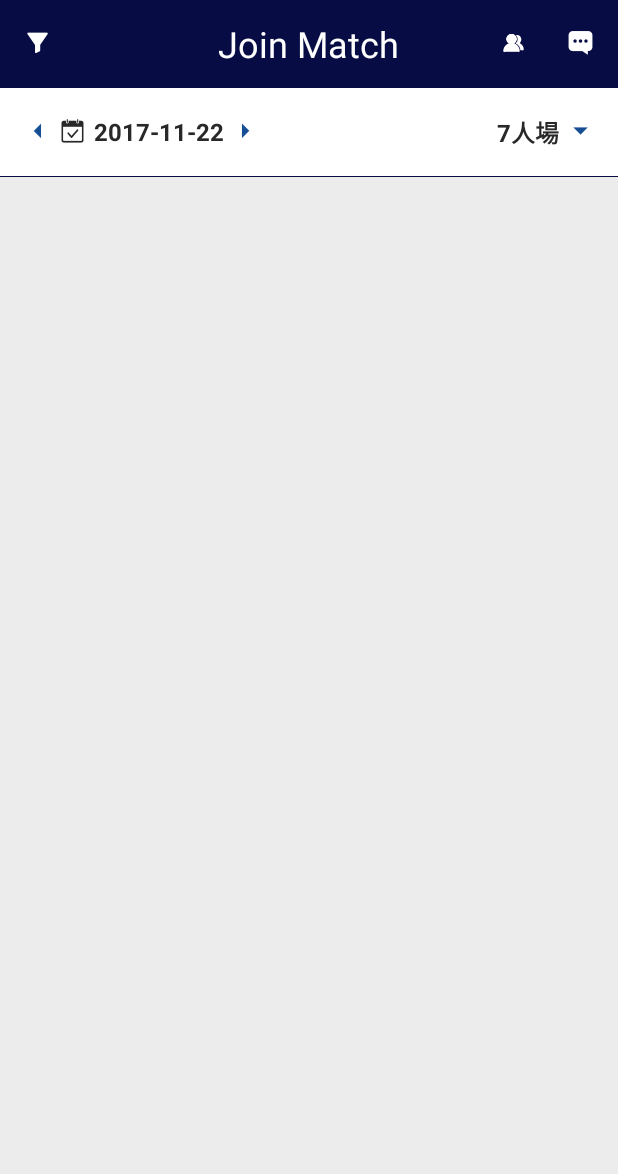
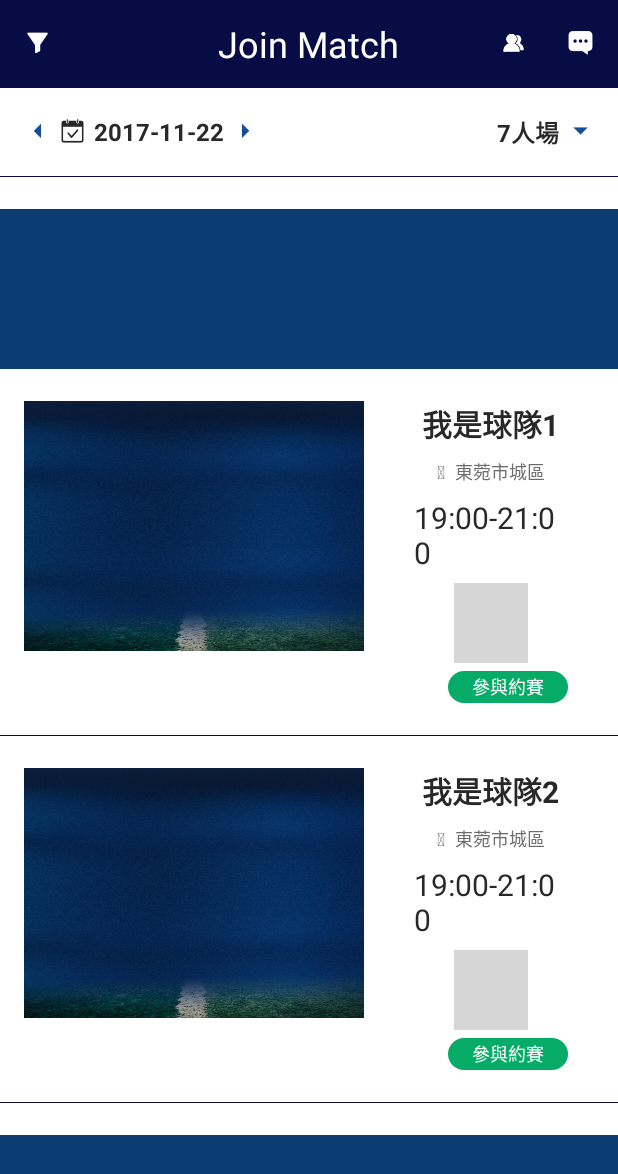
Before and after one commit to Skynet-Jacopo/Freekick, an Android app: the fragment PartakeListFragment shown on its own in the app's theme, on a phone screen of 412 x 824 dp. Shown: the top 1174 px of the screen. Run offline under Robolectric (Android 15) with nearby library versions, the phone set to English and light mode, and no system bars; our stand-ins replace ButterKnife; libraries missing offline, so code that uses them is left out: com.orhanobut.logger, com.zhy.autolayout; plain views replace AutoLinearLayout; 2 statements that could not run were skipped; grey boxes are pictures that could not be loaded.

Commit message:
搵場列表界面搭建

```diff
--- /dev/null
+++ b/app/src/main/java/com/football/freekick/adapter/PartakeAdapter.java
@@ -0,0 +1,131 @@
+package com.football.freekick.adapter;
+
+import android.content.Context;
+import android.support.v7.widget.RecyclerView;
+import android.view.LayoutInflater;
+import android.view.View;
+import android.view.ViewGroup;
+import android.widget.ImageView;
+import android.widget.LinearLayout;
+import android.widget.TextView;
+
+import com.football.freekick.R;
+import com.zhy.autolayout.utils.AutoUtils;
+
+import java.util.List;
+
+/**
+ * Created by 90516 on 2017/11/22.
+ */
+
+public class PartakeAdapter extends RecyclerView.Adapter<RecyclerView.ViewHolder> {
+    private List<String> mList;
+    private Context      mContext;
+    private static final int TYPE_1 = 1111;//搵場列表
+    private static final int TYPE_2 = 2222;//廣告
+
+    private String picUrl = "http://www.cnr.cn/china/xwwgf/201111/W020111128658021231674.jpg";
+
+    public PartakeAdapter(List<String> mList, Context mContext) {
+        this.mList = mList;
+        this.mContext = mContext;
+    }
+
+    @Override
+    public RecyclerView.ViewHolder onCreateViewHolder(ViewGroup parent, int viewType) {
+        if (viewType == TYPE_1) {
+            View      view1     = LayoutInflater.from(mContext).inflate(R.layout.item_partake, parent, false);
+            MyHolder1 myHolder1 = new MyHolder1(view1);
+            AutoUtils.auto(view1);
+            return myHolder1;
+        } else if (viewType == TYPE_2) {
+            View      view2     = LayoutInflater.from(mContext).inflate(R.layout.item_partake_advertisement, parent, false);
+            MyHolder2 myHolder2 = new MyHolder2(view2);
+            AutoUtils.auto(view2);
+            return myHolder2;
+        }
+        return null;
+    }
+
+    @Override
+    public void onBindViewHolder(RecyclerView.ViewHolder holder, final int position) {
+        final String s = mList.get(position);
+
+        if (holder instanceof MyHolder1) {
+            final MyHolder1 myHolder1 = (MyHolder1) holder;
+            myHolder1.tvPitchName.setText(s);
+            myHolder1.lLContent.setOnClickListener(new View.OnClickListener() {
+                @Override
+                public void onClick(View view) {
+                    click.Clike(myHolder1.lLContent,position);
+                }
+            });
+            myHolder1.tvState.setOnClickListener(new View.OnClickListener() {
+                @Override
+                public void onClick(View view) {
+                    click.Clike(myHolder1.tvState,position);
+                }
+            });
+        } else if (holder instanceof MyHolder2) {
+            MyHolder2 myHolder2 = (MyHolder2) holder;
+        }
+    }
+
+    @Override
+    public int getItemCount() {
+        return mList.size() == 0 ? 0 : mList.size();
+    }
+
+    @Override
+    public int getItemViewType(int position) {
+        if (position % 3 != 0) {
+            return TYPE_1;
+        } else {
+            return TYPE_2;
+        }
+    }
+
+    public static class MyHolder1 extends RecyclerView.ViewHolder {
+        private TextView     tvPitchName;
+        private TextView     tvLocation;
+        private TextView     tvIconLocation;
+        private TextView     tvTime;
+        private TextView     tvState;
+        private LinearLayout lLContent;
+        private ImageView    ivPic;
+        private ImageView    ivDressHome;
+        private ImageView    ivDressVisitor;
+
+        public MyHolder1(View itemView) {
+            super(itemView);
+            tvPitchName = (TextView) itemView.findViewById(R.id.tv_pitch_name);
+            tvLocation = (TextView) itemView.findViewById(R.id.tv_location);
+            tvIconLocation = (TextView) itemView.findViewById(R.id.tv_icon_location);
+            tvTime = (TextView) itemView.findViewById(R.id.tv_time);
+            ivPic = (ImageView) itemView.findViewById(R.id.iv_pic);
+            ivDressHome = (ImageView) itemView.findViewById(R.id.iv_dress_home);
+            ivDressVisitor = (ImageView) itemView.findViewById(R.id.iv_dress_visitor);
+            tvState = (TextView) itemView.findViewById(R.id.tv_state);
+            lLContent = (LinearLayout) itemView.findViewById(R.id.ll_content);
+        }
+    }
+
+    public static class MyHolder2 extends RecyclerView.ViewHolder {
+        private ImageView    ivAdvertisement;
+        private LinearLayout lLContent;
+
+        public MyHolder2(View itemView) {
+            super(itemView);
+            ivAdvertisement = (ImageView) itemView.findViewById(R.id.iv_advertisement);
+            lLContent = (LinearLayout) itemView.findViewById(R.id.ll_content);
+        }
+    }
+    private Click click;
+    public void setClick(Click click){
+        this.click=click;
+    }
+    public  interface Click{
+        void Clike(View view,int position);
+    }
+
+}
--- a/app/src/main/java/com/football/freekick/fragment/PartakeListFragment.java
+++ b/app/src/main/java/com/football/freekick/fragment/PartakeListFragment.java
@@ -1,9 +1,12 @@
 package com.football.freekick.fragment;
 
 
+import android.content.Context;
 import android.os.Bundle;
 import android.support.annotation.Nullable;
 import android.support.v4.app.Fragment;
+import android.support.v7.widget.LinearLayoutManager;
+import android.support.v7.widget.RecyclerView;
 import android.view.LayoutInflater;
 import android.view.View;
 import android.view.ViewGroup;
@@ -11,8 +14,12 @@ import android.widget.TextView;
 
 import com.football.freekick.App;
 import com.football.freekick.R;
+import com.football.freekick.adapter.PartakeAdapter;
 import com.football.freekick.utils.ToastUtil;
 import com.orhanobut.logger.Logger;
+
+import java.util.ArrayList;
+import java.util.List;
 
 import butterknife.Bind;
 import butterknife.ButterKnife;
@@ -24,26 +31,29 @@ import butterknife.OnClick;
 public class PartakeListFragment extends Fragment {
     public static PartakeListFragment mPartakeListFragment;
     @Bind(R.id.text)
-    TextView mText;
+    TextView     mText;
     @Bind(R.id.tv_icon_filtrate)
-    TextView mTvIconFiltrate;
+    TextView     mTvIconFiltrate;
     @Bind(R.id.tv_friend)
-    TextView mTvFriend;
+    TextView     mTvFriend;
     @Bind(R.id.tv_notice)
-    TextView mTvNotice;
+    TextView     mTvNotice;
     @Bind(R.id.tv_icon_left)
-    TextView mTvIconLeft;
+    TextView     mTvIconLeft;
     @Bind(R.id.tv_icon_date)
-    TextView mTvIconDate;
+    TextView     mTvIconDate;
     @Bind(R.id.tv_icon_right)
-    TextView mTvIconRight;
+    TextView     mTvIconRight;
     @Bind(R.id.tv_pitch_size)
-    TextView mTvPitchSize;
+    TextView     mTvPitchSize;
     @Bind(R.id.tv_icon_down)
-    TextView mTvIconDown;
+    TextView     mTvIconDown;
     @Bind(R.id.tv_date)
-    TextView mTvDate;
+    TextView     mTvDate;
+    @Bind(R.id.recycler_partake)
+    RecyclerView mRecyclerPartake;
     private PartakeFragment mPartakeFragment;
+    private Context         mContext;
 
     @Override
     public void onCreate(@Nullable Bundle savedInstanceState) {
@@ -55,6 +65,7 @@ public class PartakeListFragment extends Fragment {
                              Bundle savedInstanceState) {
         // Inflate the layout for this fragment
         View view = inflater.inflate(R.layout.fragment_partake_list, container, false);
+        mContext = getActivity();
         ButterKnife.bind(this, view);
         return view;
     }
@@ -65,6 +76,33 @@ public class PartakeListFragment extends Fragment {
         mPartakeFragment = (PartakeFragment) getFragmentManager().findFragmentByTag("PartakeFragment");
 
         initView();
+        initData();
+    }
+
+    private void initData() {
+        List<String> datas = new ArrayList<>();
+        for (int i = 0; i < 10; i++) {
+            datas.add("我是球隊" + i);
+        }
+        PartakeAdapter adapter = new PartakeAdapter(datas, mContext);
+        mRecyclerPartake.setLayoutManager(new LinearLayoutManager(mContext));
+        if (mTvIconRight != null) {
+            mRecyclerPartake.setHasFixedSize(true);
+        }
+        mRecyclerPartake.setAdapter(adapter);
+        adapter.setClick(new PartakeAdapter.Click() {
+            @Override
+            public void Clike(View view, int position) {
+                switch (view.getId()){
+                    case R.id.ll_content:
+                        ToastUtil.toastShort("點擊了item");
+                        break;
+                    case R.id.tv_state:
+                        view.setBackground(getResources().getDrawable(R.drawable.selector_round_red_gray_bg));
+                        break;
+                }
+            }
+        });
     }
 
     private void initView() {
--- /dev/null
+++ b/app/src/main/res/drawable/selector_round_green_gray_bg.xml
@@ -0,0 +1,27 @@
+<?xml version="1.0" encoding="utf-8"?>
+<!--长方体 -->
+<selector xmlns:android="http://schemas.android.com/apk/res/android">
+
+    <item android:state_pressed="true">
+        <shape>
+            <solid android:color="@color/gray_light" />
+            <corners android:topLeftRadius="50px"
+                     android:topRightRadius="50px"
+                     android:bottomRightRadius="50px"
+                     android:bottomLeftRadius="50px"/>
+            <stroke android:width="0dp" android:color="#000000" />
+        </shape>
+
+    </item>
+    <item>
+        <shape>
+            <solid android:color="#05AB66" />
+            <corners android:topLeftRadius="50px"
+                     android:topRightRadius="50px"
+                     android:bottomRightRadius="50px"
+                     android:bottomLeftRadius="50px"/>
+            <stroke android:width="0dp" android:color="#000000" />
+        </shape>
+    </item>
+
+</selector>
--- /dev/null
+++ b/app/src/main/res/drawable/selector_round_red_gray_bg.xml
@@ -0,0 +1,27 @@
+<?xml version="1.0" encoding="utf-8"?>
+<!--长方体 -->
+<selector xmlns:android="http://schemas.android.com/apk/res/android">
+
+    <item android:state_pressed="true">
+        <shape>
+            <solid android:color="@color/gray_light"/>
+            <corners android:bottomLeftRadius="50px"
+                     android:bottomRightRadius="50px"
+                     android:topLeftRadius="50px"
+                     android:topRightRadius="50px"/>
+            <stroke android:width="0dp" android:color="#000000"/>
+        </shape>
+
+    </item>
+    <item>
+        <shape>
+            <solid android:color="#F95E5F"/>
+            <corners android:bottomLeftRadius="50px"
+                     android:bottomRightRadius="50px"
+                     android:topLeftRadius="50px"
+                     android:topRightRadius="50px"/>
+            <stroke android:width="0dp" android:color="#000000"/>
+        </shape>
+    </item>
+
+</selector>
--- a/app/src/main/res/layout/fragment_partake_list.xml
+++ b/app/src/main/res/layout/fragment_partake_list.xml
@@ -142,5 +142,11 @@
         android:layout_width="match_parent"
         android:layout_height="1px"
         android:background="#070D44"/>
+    <android.support.v7.widget.RecyclerView
+        android:background="@color/white"
+        android:id="@+id/recycler_partake"
+        android:layout_width="match_parent"
+        android:layout_height="match_parent">
 
+    </android.support.v7.widget.RecyclerView>
 </com.zhy.autolayout.AutoLinearLayout>
--- /dev/null
+++ b/app/src/main/res/layout/item_partake.xml
@@ -0,0 +1,135 @@
+<?xml version="1.0" encoding="utf-8"?>
+<LinearLayout xmlns:android="http://schemas.android.com/apk/res/android"
+              android:layout_width="match_parent"
+              android:layout_height="wrap_content"
+              android:orientation="vertical">
+
+    <LinearLayout
+        android:id="@+id/ll_content"
+        android:layout_width="match_parent"
+        android:layout_height="wrap_content"
+        android:orientation="horizontal"
+        android:paddingBottom="32px"
+        android:paddingLeft="24px"
+        android:paddingTop="32px">
+
+        <ImageView
+            android:id="@+id/iv_pic"
+            android:layout_width="340px"
+            android:layout_height="250px"
+            android:scaleType="fitXY"
+            android:src="@drawable/one_time_bg"/>
+
+        <RelativeLayout
+            android:layout_width="match_parent"
+            android:layout_height="wrap_content"
+            android:layout_marginLeft="50px"
+            android:layout_marginRight="50px">
+
+            <TextView
+                android:id="@+id/tv_pitch_name"
+                android:layout_width="wrap_content"
+                android:layout_height="wrap_content"
+                android:layout_centerHorizontal="true"
+                android:text="巴富街運動場"
+                android:textColor="@color/text_black"
+                android:textSize="@dimen/text_30"
+                android:textStyle="bold"/>
+
+            <LinearLayout
+                android:id="@+id/ll_location"
+                android:layout_width="wrap_content"
+                android:layout_height="wrap_content"
+                android:layout_below="@+id/tv_pitch_name"
+                android:layout_centerHorizontal="true"
+                android:layout_marginTop="12px">
+
+                <TextView
+                    android:id="@+id/tv_icon_location"
+                    android:layout_width="wrap_content"
+                    android:layout_height="wrap_content"
+                    android:paddingRight="10px"
+                    android:singleLine="true"
+                    android:text="@string/icon_location"
+                    android:textColor="#6c6c6c"
+                    android:textSize="@dimen/text_18"/>
+
+                <TextView
+                    android:id="@+id/tv_location"
+                    android:layout_width="wrap_content"
+                    android:layout_height="wrap_content"
+                    android:singleLine="true"
+                    android:text="東菀市城區"
+                    android:textColor="#6c6c6c"
+                    android:textSize="@dimen/text_18"/>
+            </LinearLayout>
+
+            <TextView
+                android:id="@+id/tv_time"
+                android:layout_width="wrap_content"
+                android:layout_height="wrap_content"
+                android:layout_below="@+id/ll_location"
+                android:layout_centerHorizontal="true"
+                android:layout_marginTop="12px"
+                android:text="19:00-21:00"
+                android:textColor="@color/text_black"
+                android:textSize="@dimen/text_30"/>
+
+            <LinearLayout
+                android:id="@+id/ll_dress"
+                android:layout_width="match_parent"
+                android:layout_height="wrap_content"
+                android:layout_below="@+id/tv_time"
+                android:layout_marginTop="10px"
+                android:orientation="horizontal"
+                android:paddingLeft="40px"
+                android:paddingRight="40px">
+
+                <ImageView
+                    android:id="@+id/iv_dress_home"
+                    android:layout_width="70px"
+                    android:layout_height="80px"
+                    android:background="@color/black"
+                    android:scaleType="fitXY"
+                    android:src="@drawable/ic_dress_home"/>
+
+                <TextView
+                    android:layout_width="wrap_content"
+                    android:layout_height="match_parent"
+                    android:layout_weight="1"
+                    android:gravity="center"
+                    android:text="VS"
+                    android:textColor="@color/text_black"
+                    android:textSize="@dimen/text_24"
+                    android:textStyle="bold"/>
+
+                <ImageView
+                    android:id="@+id/iv_dress_visitor"
+                    android:layout_width="70px"
+                    android:layout_height="80px"
+                    android:background="@color/black"
+                    android:scaleType="fitXY"
+                    android:src="@drawable/ic_dress_visitor"/>
+            </LinearLayout>
+
+            <TextView
+                android:clickable="true"
+                android:id="@+id/tv_state"
+                android:layout_width="120px"
+                android:layout_height="32px"
+                android:layout_alignParentRight="true"
+                android:layout_below="@id/ll_dress"
+                android:layout_marginTop="8px"
+                android:background="@drawable/selector_round_green_gray_bg"
+                android:gravity="center"
+                android:text="參與約賽"
+                android:textColor="@color/white"
+                android:textSize="@dimen/text_18"/>
+        </RelativeLayout>
+    </LinearLayout>
+
+    <View
+        android:layout_width="match_parent"
+        android:layout_height="1px"
+        android:background="#070D44"/>
+</LinearLayout>
--- /dev/null
+++ b/app/src/main/res/layout/item_partake_advertisement.xml
@@ -0,0 +1,21 @@
+<?xml version="1.0" encoding="utf-8"?>
+<LinearLayout xmlns:android="http://schemas.android.com/apk/res/android"
+              android:layout_width="match_parent"
+              android:layout_height="wrap_content"
+              android:orientation="vertical">
+
+    <LinearLayout
+        android:id="@+id/ll_content"
+        android:layout_width="match_parent"
+        android:layout_height="wrap_content"
+        android:background="@color/white"
+        android:paddingTop="32px">
+
+        <ImageView
+            android:id="@+id/iv_advertisement"
+            android:layout_width="match_parent"
+            android:layout_height="160px"
+            android:src="@color/black_blue"/>
+    </LinearLayout>
+
+</LinearLayout>
```
